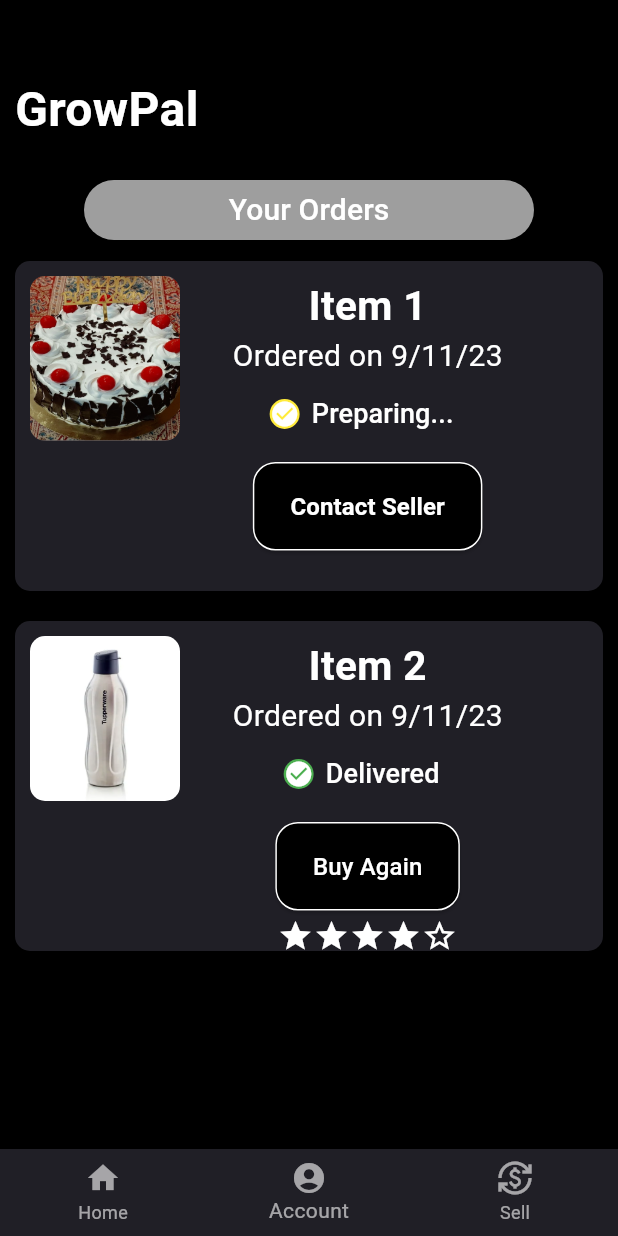
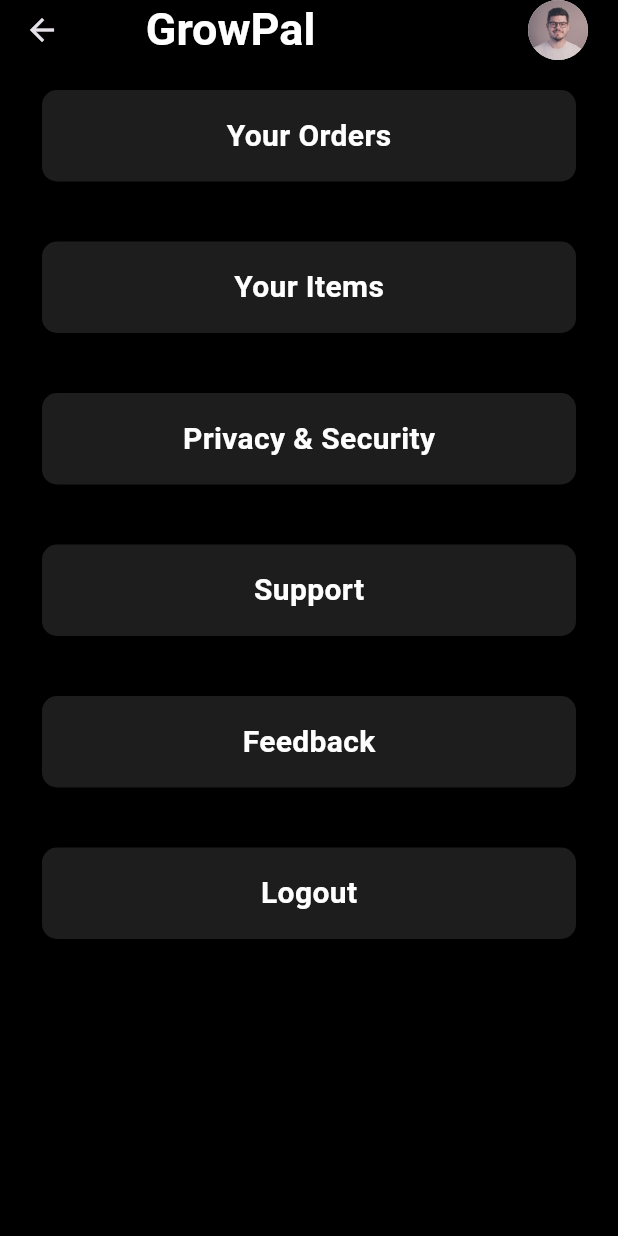
Before and after one commit to TheGrowPalProject/growpal, a Flutter app: the AccountPage screen opened directly, on a phone screen of 412 x 824 dp. Run offline on Flutter 3.47's test engine with Material 3 defaults, Android fonts, the phone set to English and light mode, and no system bars; our stand-ins replace badges, cloud_firestore, firebase_auth, firebase_core, firebase_storage, flutter_rating_bar and 5 more; missing offline and left inert: clippy_flutter; accounts and stored records are empty; project files that could hold a hidden picture were left out.

```diff
--- a/lib/pages/AccountPage.dart
+++ b/lib/pages/AccountPage.dart
@@ -1,260 +1,214 @@
 import 'package:flutter/material.dart';
-import 'package:growpal_hackathon/pages/HomePage.dart';
-
-class Item {
-  final String name;
-  final String image;
-  String orderdate;
-  bool preparing;
-  bool delivered;
-
-  Item(
-      {required this.name,
-      required this.image,
-      required this.orderdate,
-      this.preparing = false,
-      this.delivered = false});
-}
+import 'package:growpal_hackathon/pages/Items.dart';
+import 'package:firebase_auth/firebase_auth.dart';
+import 'package:google_fonts/google_fonts.dart';
+import '../globalVariables.dart';
+import '../widgets/CartAppbar.dart';
+import '../widgets/CartBottomNaviBar.dart';
+import '../widgets/CartItems.dart';
+import 'AboutPage.dart';
+import 'Items.dart';
+import 'LoginPage.dart';
 
 class AccountPage extends StatefulWidget {
+  const AccountPage({Key? key}) : super(key: key);
+
   @override
-  _AccountPageState createState() => _AccountPageState();
+  State<AccountPage> createState() => _AccountPageState();
 }
 
 class _AccountPageState extends State<AccountPage> {
-  int _currentIndex = 1;
-  final GlobalKey<NavigatorState> navigatorKey = GlobalKey<NavigatorState>();
-  final List<Item> items = [
-    Item(
-        name: 'Item 1',
-        image: 'images/image1.png',
-        orderdate: 'Ordered on 9/11/23',
-        preparing: true),
-    Item(
-        name: 'Item 2',
-        image: 'images/image5.png',
-        orderdate: 'Ordered on 9/11/23',
-        preparing: false),
-    // Add more items as needed from database
-  ];
-
+  bool isLogoutVisible = false;
   @override
   Widget build(BuildContext context) {
     return Scaffold(
+      appBar: PreferredSize(
+        preferredSize: Size.fromHeight(40.0),
+        // Adjust the height as needed
+        child: AppBar(
+          backgroundColor: Colors.black,
+          title: Row(
+            children: [
+              Spacer(flex: 2),
+              Text(
+                'GrowPal',
+                style: GoogleFonts.roboto(
+                    fontWeight: FontWeight.bold,
+                    fontSize: 30.0,
+                    color: Colors.white),
+              ),
+              Spacer(flex: 10),
+            ],
+          ),
+          actions: [
+            Padding(
+                padding: const EdgeInsets.only(right: 20),
+
+              child: CircleAvatar(
+                    backgroundImage: AssetImage("images/avatar.jpeg"),
+                    backgroundColor: Colors.white,
+                  ),
+                ),
+          ],
+        ),
+      ),
       backgroundColor: Colors.black,
-      bottomNavigationBar: BottomNavigationBar(
-        currentIndex: _currentIndex,
-        onTap: (int index) {
-          setState(() {
-            _currentIndex = index;
-          });
-          // Add actions or navigation based on index here
-          _handleNavigation(index);
-        },
-        backgroundColor: Color.fromRGBO(32, 31, 38, 1.0),
-        selectedItemColor: Colors.white.withOpacity(0.6),
-        unselectedItemColor: Colors.white.withOpacity(0.6),
-        items: const <BottomNavigationBarItem>[
-          BottomNavigationBarItem(
-            icon: Icon(Icons.home),
-            label: 'Home',
-          ),
-          BottomNavigationBarItem(
-            icon: Icon(Icons.account_circle),
-            label: 'Account',
-          ),
-          BottomNavigationBarItem(
-            icon: Icon(Icons.currency_exchange),
-            label: 'Sell',
-          ),
-        ],
-      ),
-      body: Padding(
-        padding: const EdgeInsets.all(10.0),
-        child: Column(
-          crossAxisAlignment: CrossAxisAlignment.start,
-          children: [
-            SizedBox(height: 40),
-            Text(
-              'GrowPal',
-              style: TextStyle(
-                color: Colors.white,
-                fontSize: 32,
-                fontWeight: FontWeight.bold,
-              ),
-            ),
-            SizedBox(height: 20),
-            Center(
-              child: ElevatedButton(
-                onPressed: () {
-                  // Button action
-                },
-                style: ElevatedButton.styleFrom(
-                    primary: Colors.grey, fixedSize: Size(300, 30)),
-                child: Text(
-                  'Your Orders',
-                  style: TextStyle(
-                    color: Colors.white,
-                    fontSize: 20,
-                  ),
+      body: ListView(
+        children: [
+
+          Padding(
+            padding: const EdgeInsets.symmetric(vertical: 20.0, horizontal: 28),
+            child: InkWell(
+              onTap: () {
+                Navigator.push(context,
+                    MaterialPageRoute(builder: (context) => AboutPage()));
+              },
+              child: Container(
+                height: 61,
+                width: 193,
+                decoration: BoxDecoration(
+                  color: Color(0xFFF1D1D1D),
+                  borderRadius: BorderRadius.circular(10.0),
+                ),
+                child: Center(
+                  child: Text('Your Orders',
+                      style: TextStyle(
+                          color: Colors.white,
+                          fontSize: 20,
+                          fontWeight: FontWeight.bold)),
                 ),
               ),
             ),
-            //SizedBox(height: 2),
-            Expanded(
-              child: ListView.builder(
-                itemCount: items.length,
-                itemBuilder: (BuildContext context, int index) {
-                  return Container(
-                    height: 220,
-                    decoration: BoxDecoration(
-                      color: Color.fromRGBO(32, 31, 38, 1.0),
-                      borderRadius: BorderRadius.circular(10),
-                    ),
-                    padding: EdgeInsets.all(10),
-                    margin: EdgeInsets.symmetric(vertical: 10),
-                    child: Row(
-                      crossAxisAlignment: CrossAxisAlignment.start,
-                      children: [
-                        Container(
-                          width: 100,
-                          height: 110,
-                          decoration: BoxDecoration(
-                            borderRadius: BorderRadius.circular(10),
-                            image: DecorationImage(
-                              fit: BoxFit.cover,
-                              alignment: Alignment.bottomCenter,
-                              image: AssetImage(items[index].image),
-                            ),
-                          ),
-                        ),
-                        SizedBox(width: 35),
-                        Container(
-                          height: 200,
-                          child: Column(
-                            //mainAxisAlignment: MainAxisAlignment.spaceEvenly,
-                            crossAxisAlignment: CrossAxisAlignment.center,
-                            children: [
-                              Text(
-                                items[index].name,
-                                style: TextStyle(
-                                  color: Colors.white,
-                                  fontSize: 27,
-                                  fontWeight: FontWeight.bold,
-                                ),
-                              ),
-                              Text(
-                                items[index].orderdate,
-                                style: TextStyle(
-                                    color: Colors.white, fontSize: 20),
-                              ),
-                              ElevatedButton.icon(
-                                onPressed: () {
-                                  setState(() {
-                                    items[index].preparing = true;
-                                  });
-                                },
-                                style: ElevatedButton.styleFrom(
-                                    backgroundColor: Colors.transparent,
-                                    elevation: 0.0),
-                                icon: Container(
-                                  decoration: BoxDecoration(
-                                      shape: BoxShape.circle,
-                                      color: items[index].preparing
-                                          ? Colors.yellow
-                                          : Colors.green),
-                                  child: Icon(
-                                    Icons.check_circle,
-                                    color: Colors.white,
-                                    size: 20,
-                                  ),
-                                ),
-                                label: Text(
-                                  items[index].preparing
-                                      ? 'Preparing...'
-                                      : 'Delivered',
-                                  style: TextStyle(
-                                      color: Colors.white, fontSize: 18),
-                                ),
-                              ),
-                              SizedBox(
-                                height: 8,
-                              ),
-                              ElevatedButton(
-                                onPressed: () {},
-                                style: ElevatedButton.styleFrom(
-                                    backgroundColor: Colors.black,
-                                    side: BorderSide(color: Colors.white),
-                                    shape: RoundedRectangleBorder(
-                                        borderRadius:
-                                            BorderRadius.circular(15)),
-                                    padding: EdgeInsets.symmetric(
-                                        vertical: 18, horizontal: 25)),
-                                child: items[index].preparing
-                                    ? Text(
-                                        "Contact Seller",
-                                        style: TextStyle(
-                                            color: Colors.white,
-                                            fontSize: 16,
-                                            fontWeight: FontWeight.bold),
-                                      )
-                                    : Text("Buy Again",
-                                        style: TextStyle(
-                                            color: Colors.white, fontSize: 16)),
-                              ),
-                              SizedBox(
-                                height: 5,
-                              ),
-                              Row(
-                                mainAxisAlignment: MainAxisAlignment.center,
-                                children: [
-                                  if (!items[index]
-                                      .preparing) // Showing stars only when preparing is false
-                                    Row(
-                                      children: [
-                                        Icon(Icons.star, color: Colors.white),
-                                        Icon(Icons.star, color: Colors.white),
-                                        Icon(Icons.star, color: Colors.white),
-                                        Icon(Icons.star, color: Colors.white),
-                                        Icon(Icons.star_outline,
-                                            color: Colors.white), // Empty star
-                                      ],
-                                    ),
-                                ],
-                              ),
-                            ],
-                          ),
-                        ),
-                      ],
-                    ),
-                  );
-                },
+          ),
+          Padding(
+            padding:
+                const EdgeInsets.symmetric(vertical: 20.0, horizontal: 28.0),
+            child: InkWell(
+              onTap: () {
+                Navigator.push(
+                    context, MaterialPageRoute(builder: (context) => Items()));
+              },
+              child: Container(
+                height: 61,
+                width: 293,
+                decoration: BoxDecoration(
+                  color: Color(0xFFF1D1D1D),
+                  borderRadius: BorderRadius.circular(10.0),
+                ),
+                child: Center(
+                  child: Text('Your Items',
+                      style: TextStyle(
+                          color: Colors.white,
+                          fontSize: 20,
+                          fontWeight: FontWeight.bold)),
+                ),
               ),
             ),
-          ],
-        ),
+          ),
+          Padding(
+            padding:
+                const EdgeInsets.symmetric(vertical: 20.0, horizontal: 28.0),
+            child: InkWell(
+              onTap: () {
+                Navigator.push(context,
+                    MaterialPageRoute(builder: (context) => AboutPage()));
+              },
+              child: Container(
+                height: 61,
+                width: 293,
+                decoration: BoxDecoration(
+                  color: Color(0xFFF1D1D1D),
+                  borderRadius: BorderRadius.circular(10.0),
+                ),
+                child: Center(
+                  child: Text('Privacy & Security',
+                      style: TextStyle(
+                          color: Colors.white,
+                          fontSize: 20,
+                          fontWeight: FontWeight.bold)),
+                ),
+              ),
+            ),
+          ),
+          Padding(
+            padding:
+                const EdgeInsets.symmetric(vertical: 20.0, horizontal: 28.0),
+            child: InkWell(
+              onTap: () {
+                Navigator.push(context,
+                    MaterialPageRoute(builder: (context) => AboutPage()));
+              },
+              child: Container(
+                height: 61,
+                width: 293,
+                decoration: BoxDecoration(
+                  color: Color(0xFFF1D1D1D),
+                  borderRadius: BorderRadius.circular(10.0),
+                ),
+                child: Center(
+                  child: Text('Support',
+                      style: TextStyle(
+                          color: Colors.white,
+                          fontSize: 20,
+                          fontWeight: FontWeight.bold)),
+                ),
+              ),
+            ),
+          ),
+          Padding(
+            padding:
+                const EdgeInsets.symmetric(vertical: 20.0, horizontal: 28.0),
+            child: InkWell(
+              onTap: () {
+                Navigator.push(context,
+                    MaterialPageRoute(builder: (context) => AboutPage()));
+              },
+              child: Container(
+                height: 61,
+                width: 293,
+                decoration: BoxDecoration(
+                  color: Color(0xFFF1D1D1D),
+                  borderRadius: BorderRadius.circular(10.0),
+                ),
+                child: Center(
+                  child: Text('Feedback',
+                      style: TextStyle(
+                          color: Colors.white,
+                          fontSize: 20,
+                          fontWeight: FontWeight.bold)),
+                ),
+              ),
+            ),
+          ),
+          Padding(
+            padding:
+                const EdgeInsets.symmetric(vertical: 20.0, horizontal: 28.0),
+            child: InkWell(
+              onTap: () {
+                Navigator.push(context,
+                    MaterialPageRoute(builder: (context) => LoginPage()));
+                FirebaseAuth.instance.signOut();
+              },
+              child: Container(
+                height: 61,
+                width: 293,
+                decoration: BoxDecoration(
+                  color: Color(0xFFF1D1D1D),
+                  borderRadius: BorderRadius.circular(10.0),
+                ),
+                child: Center(
+                  child: Text('Logout',
+                      style: TextStyle(
+                          color: Colors.white,
+                          fontSize: 20,
+                          fontWeight: FontWeight.bold)),
+                ),
+              ),
+            ),
+          ),
+
+        ],
       ),
     );
   }
-
-  void _handleNavigation(int index) {
-    // Perform navigation or any specific actions based on the index
-    switch (index) {
-      case 0:
-        // Handle navigation or actions for Home Page
-        Navigator.push(context, MaterialPageRoute(builder: (context) {
-          return HomePage();
-        }));
-        break;
-      case 1:
-        // Handle navigation or actions for Account Page
-
-        break;
-      case 2:
-        // Handle navigation or actions for Sell Page
-        break;
-      default:
-        break;
-    }
-  }
 }
```
